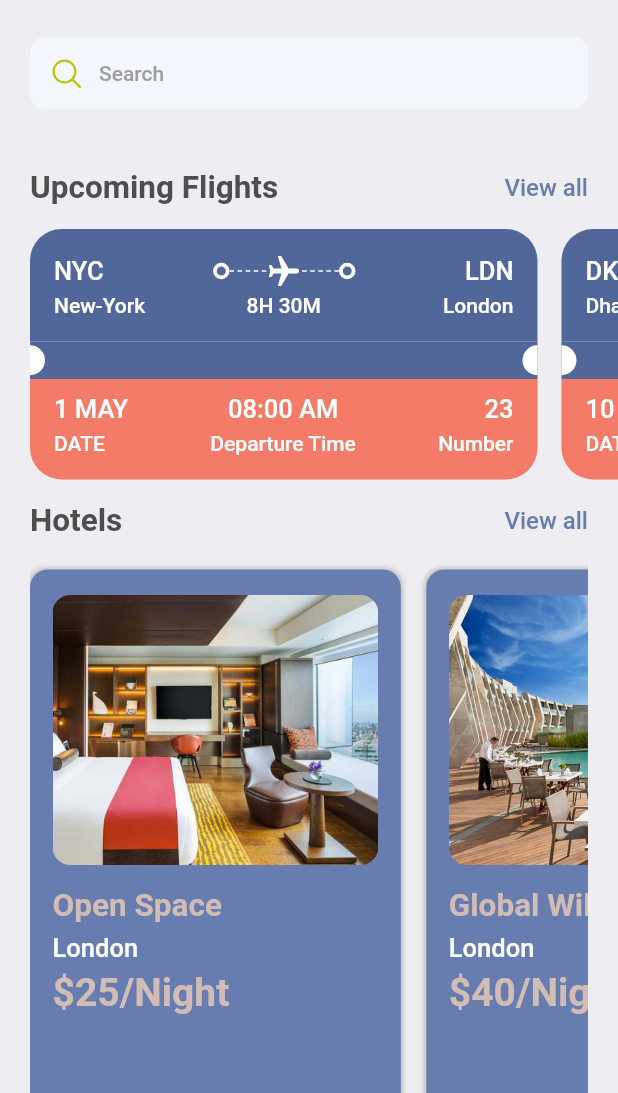
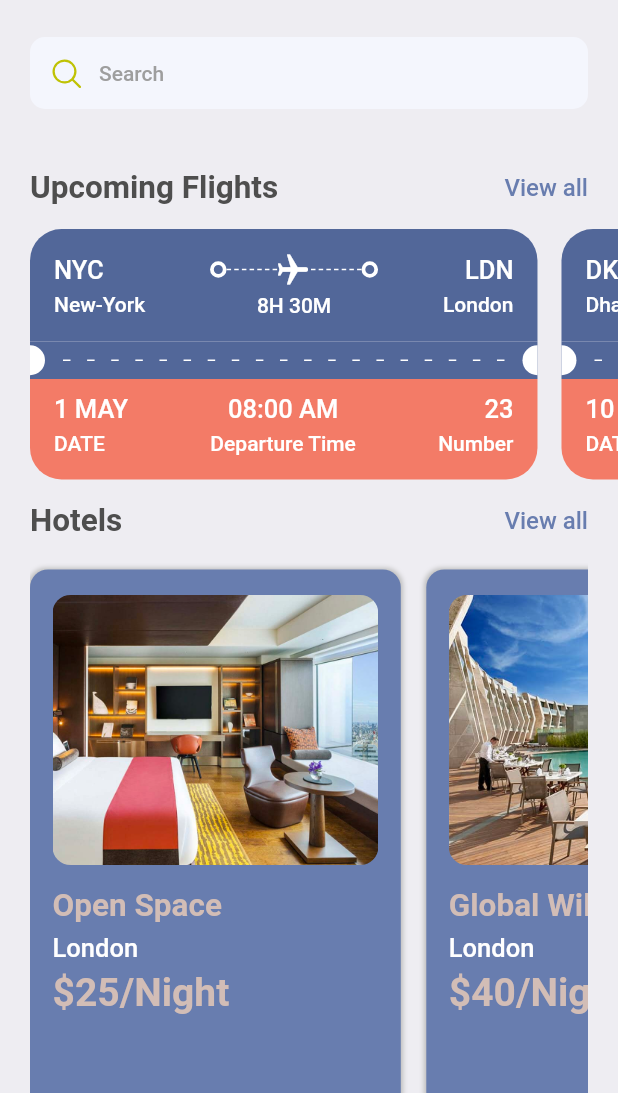
Before and after one commit to PriyanshuMallick/BookTickets, a Flutter app: the HomeScreen screen opened directly, on a phone screen of 412 x 824 dp, the part 143-1236 px from its top. Run offline on Flutter 3.47's test engine with Material 2 defaults, Android fonts, the phone set to English and light mode, and no system bars; our stand-ins replace barcode_widget, fluentui_icons, gap, get.

Commit message:
Ticket Screen

```diff
--- a/lib/Widgets/ticket_view.dart
+++ b/lib/Widgets/ticket_view.dart
@@ -50,35 +50,35 @@ class TicketView extends StatelessWidget {
                 color: isColor == null ? const Color(0xFF526799) : Colors.white,
               ),
               padding: EdgeInsets.all(padding),
-              child: Column(
+              child: Row(
                 children: [
-                  Row(
-                    children: [
-                      Text(
-                        ticket['from']['code'],
-                        style: isColor == null ? Styles.headLineStyle3_1 : Styles.headLineStyle3,
+                  AppColumnLayout(
+                    text1: ticket['from']['code'],
+                    text2: ticket['from']['name'],
+                    alignment: CrossAxisAlignment.start,
+                    isColor: isColor,
                   ),
                   //
                   const Spacer(),
                   //
-                      // ! Small Circle
+                  // ? Airplane
+                  Column(
+                    children: [
+                      Row(
+                        children: [
+                          // ? Small Circle
                           ThickContainer(isColor: isColor),
 
-                      // ! Airplane and Dash
-                      Expanded(
+                          // ? Airplane and Dash
+                          SizedBox(
+                            width: AppLayout.getWidth(90),
+                            height: AppLayout.getHeight(22),
                             child: Stack(
                               children: [
                                 //  <HB> dashed
-                            SizedBox(
-                              height: AppLayout.getHeight(24),
-                              child: HorizontalBreakDashed(sections: 5, isColor: isColor),
-                            ),
+                                Center(child: HorizontalBreakDashed(sections: 5, isColor: isColor)),
 
-                            /*
-
-                            * Airplane Logo
-
-                            */
+                                //  ? Airplane Logo
 
                                 Center(
                                   child: Transform.rotate(
@@ -95,43 +95,26 @@ class TicketView extends StatelessWidget {
                             ),
                           ),
 
-                      // ! Small Circle
+                          // ? Small Circle
                           ThickContainer(isColor: isColor),
-                      //
-                      const Spacer(),
-                      //
-                      Text(
-                        ticket['to']['code'],
-                        style: isColor == null ? Styles.headLineStyle3_1 : Styles.headLineStyle3,
-                      ),
                         ],
                       ),
-                  const Gap(3),
-                  Row(
-                    mainAxisAlignment: MainAxisAlignment.spaceBetween,
-                    children: [
-                      SizedBox(
-                        width: AppLayout.getWidth(100),
-                        child: Text(
-                          ticket['from']['name'],
-                          style: isColor == null ? Styles.headLineStyle4_1 : Styles.headLineStyle4,
-                        ),
-                      ),
+                      Gap(AppLayout.getHeight(5)),
                       Text(
                         ticket['flying_time'],
                         style: isColor == null ? Styles.headLineStyle4_1 : Styles.headLineStyle4,
                       ),
-                      SizedBox(
-                        width: AppLayout.getWidth(100),
-                        child: Text(
-                          ticket['to']['name'],
-                          textAlign: TextAlign.end,
-                          style: isColor == null ? Styles.headLineStyle4_1 : Styles.headLineStyle4,
-                        ),
-                      ),
                     ],
                   ),
-                  // const Gap(midPartGap),
+                  //
+                  const Spacer(),
+                  //
+                  AppColumnLayout(
+                    text1: ticket['to']['code'],
+                    text2: ticket['to']['name'],
+                    alignment: CrossAxisAlignment.end,
+                    isColor: isColor,
+                  ),
                 ],
               ),
             ),
@@ -143,6 +126,7 @@ class TicketView extends StatelessWidget {
             */
 
             Container(
+              // color: isColor == null ? Styles.orangeColor : Colors.white,
               color: isColor == null ? Styles.blueColor : Colors.white,
               child: Row(
                 children: [
@@ -175,7 +159,7 @@ class TicketView extends StatelessWidget {
                                 height: AppLayout.getHeight(1),
                                 child: DecoratedBox(
                                   decoration: BoxDecoration(
-                                    color: isColor == null ? Styles.blueColor : Colors.grey.shade300, // * Dash color
+                                    color: isColor == null ? Colors.white : Colors.grey.shade300, // * Dash color
                                   ),
                                 ),
                               ),
--- a/pubspec.yaml
+++ b/pubspec.yaml
@@ -38,7 +38,7 @@ dependencies:
   fluentui_icons: ^1.0.0
   gap: ^2.0.0
   get:
-  # vector_math:
+  barcode_widget: ^2.0.3
 
 dev_dependencies:
   flutter_test:
```
Also changed, not shown: lib/Screens/tickets_screen.dart (+119 -9 lines), pubspec.lock. Lines whose indentation alone changed are shown as unchanged.
